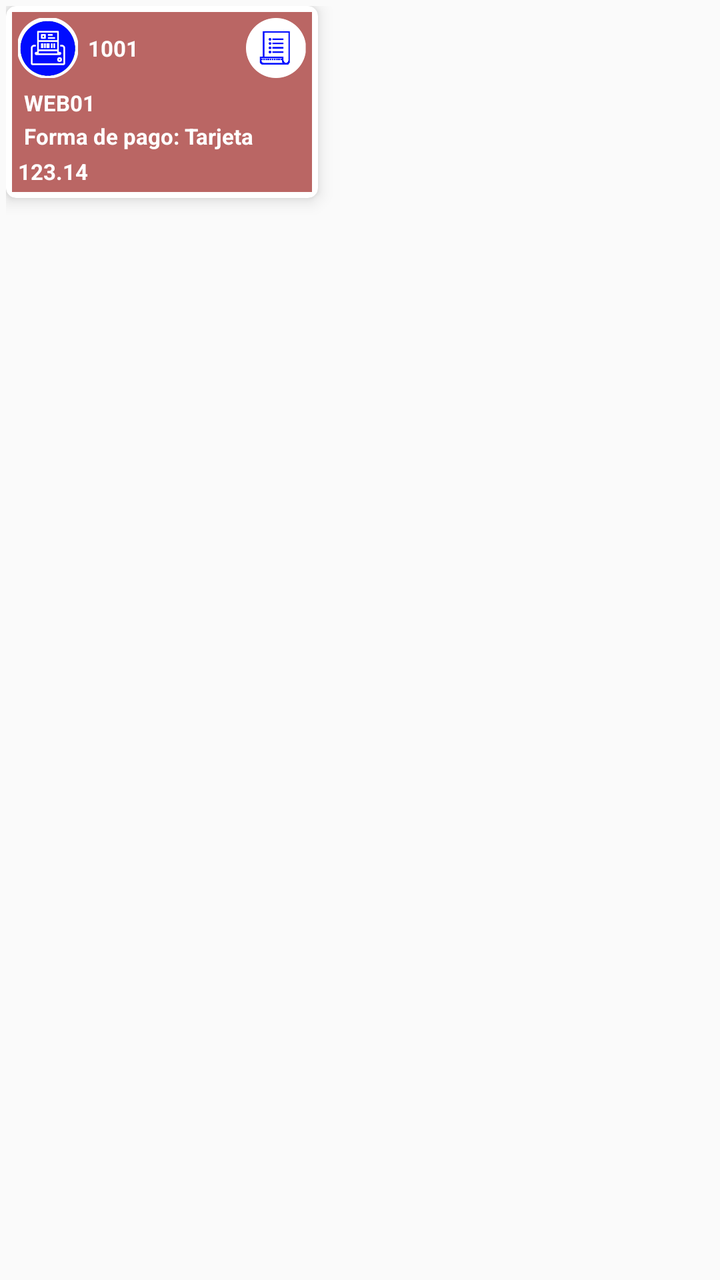
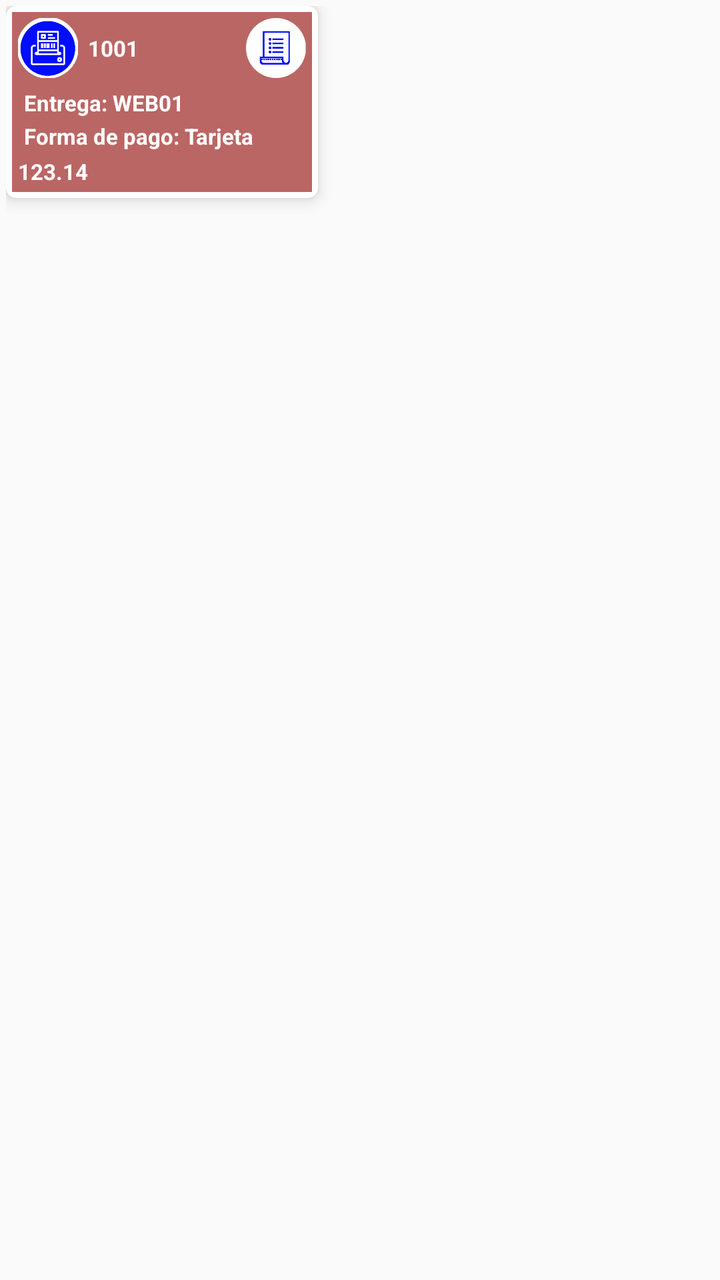

Screens rendered from an Android XML layout before and after an edit, with the pre-edit source and the edit as a unified diff.
<!-- AndroidManifest.xml: application theme AppTheme -->
<!-- res/layout/pedidos_cardview.xml -->
<?xml version="1.0" encoding="utf-8"?>
<LinearLayout xmlns:android="http://schemas.android.com/apk/res/android"
    xmlns:app="http://schemas.android.com/apk/res-auto"
    android:layout_width="wrap_content"
    android:layout_height="wrap_content"
    android:background="@color/transparente"
    android:padding="3dp">

    <androidx.cardview.widget.CardView
        android:id="@+id/cv"
        android:layout_width="wrap_content"
        android:layout_height="wrap_content"
        app:cardCornerRadius="5dp"
        app:cardElevation="5dp">

        <LinearLayout
            android:id="@+id/laySel"
            android:layout_width="wrap_content"
            android:layout_height="wrap_content"
            android:layout_gravity="center"
            android:orientation="vertical"
            android:padding="3dp">

            <LinearLayout
                android:id="@+id/fondo"
                android:layout_width="wrap_content"
                android:layout_height="wrap_content"
                android:minWidth="@dimen/vc_text_minwidth"
                android:background="@color/mesaOcupada"
                android:orientation="vertical">

                
                <LinearLayout
                    android:layout_width="match_parent"
                    android:layout_height="wrap_content"
                    android:orientation="horizontal"
                    android:padding="3dp">

                    <androidx.appcompat.widget.AppCompatImageView
                        android:id="@+id/ivMesa"
                        android:layout_width="@dimen/icon_small_size"
                        android:layout_height="@dimen/icon_small_size"
                        android:layout_gravity="left"
                        android:background="@drawable/bar_printer_azul" />

                    <TextView
                        android:id="@+id/numero"
                        android:layout_width="0dp"
                        android:layout_weight="1"
                        android:layout_height="wrap_content"
                        android:layout_gravity="center_vertical"
                        android:layout_marginLeft="5dp"
                        android:gravity="left|center_vertical"
                        android:text="1001"
                        android:textColor="@color/textoBlanco"
                        android:textSize="@dimen/text_actionbar"
                        android:textStyle="bold" />

                    <androidx.appcompat.widget.AppCompatImageView
                        android:id="@+id/ivEstado"
                        android:layout_width="@dimen/icon_small_size"
                        android:layout_height="@dimen/icon_small_size"
                        android:layout_gravity="center_vertical"
                        android:layout_marginLeft="20dp"
                        android:background="@drawable/bar_tiquet" />
                </LinearLayout>

                
                <TextView
                    android:id="@+id/tvCodptoWeb"
                    android:layout_width="match_parent"
                    android:layout_height="wrap_content"
                    android:paddingLeft="6dp"
                    android:paddingRight="6dp"
                    android:paddingTop="2dp"
                    android:gravity="left"
                    android:text="WEB01"
                    android:textColor="@color/textoBlanco"
                    android:textSize="@dimen/text_actionbar"
                    android:textStyle="bold"
                    android:maxLines="2" />

                
                <TextView
                    android:id="@+id/tvFpagoWeb"
                    android:layout_width="match_parent"
                    android:layout_height="wrap_content"
                    android:paddingLeft="6dp"
                    android:paddingRight="6dp"
                    android:paddingTop="2dp"
                    android:gravity="left"
                    android:text="Forma de pago: Tarjeta"
                    android:textColor="@color/textoBlanco"
                    android:textSize="@dimen/text_actionbar"
                    android:textStyle="bold"
                    android:maxLines="2" />

                
                <TextView
                    android:id="@+id/importe"
                    android:layout_width="match_parent"
                    android:layout_height="wrap_content"
                    android:padding="3dp"
                    android:gravity="left"
                    android:text="123.14"
                    android:textColor="@color/textoBlanco"
                    android:textSize="@dimen/text_actionbar"
                    android:textStyle="bold" />

            </LinearLayout>
        </LinearLayout>
    </androidx.cardview.widget.CardView>

</LinearLayout>
<!-- resources referenced by this layout -->
<resources>
  <color name="mesaOcupada">#ba6664</color>
  <color name="textoBlanco">#ffffff</color>
  <color name="transparente">#00ffffff</color>
  <dimen name="icon_small_size">30dp</dimen>
  <dimen name="text_actionbar">11sp</dimen>
  <dimen name="vc_text_minwidth">150dp</dimen>
  <!-- drawable bar_printer_azul: png bitmap (drawable, 25248 bytes) -->
  <!-- drawable bar_tiquet: png bitmap (drawable, 7783 bytes) -->
  <style name="AppTheme" parent="Theme.AppCompat.Light.DarkActionBar">
          
          <item name="colorPrimary">@color/colorPrimary</item>
          <item name="colorPrimaryDark">@color/colorPrimaryDark</item>
          <item name="colorAccent">@color/colorAccent</item>
      </style>
  <color name="colorPrimary">#3F51B5</color>
  <color name="colorPrimaryDark">#303F9F</color>
  <color name="colorAccent">#ff5600</color>
</resources>

<!-- the commit's change to res/layout/pedidos_cardview.xml (unified diff, before → after) -->
@@ -74,7 +74,7 @@
                     android:paddingRight="6dp"
                     android:paddingTop="2dp"
                     android:gravity="left"
-                    android:text="WEB01"
+                    android:text="Entrega: WEB01"
                     android:textColor="@color/textoBlanco"
                     android:textSize="@dimen/text_actionbar"
                     android:textStyle="bold"
